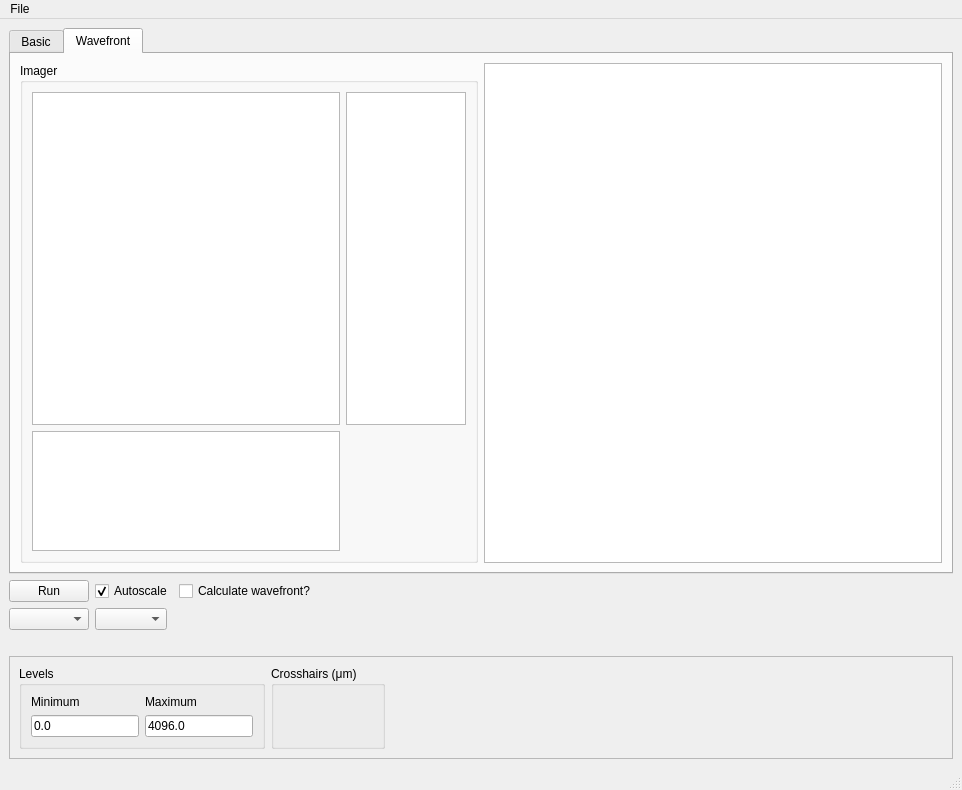
Before: the Qt Designer form PPM_centroid/PPM_screen.ui in mseaberg/slit_alignment, drawn with Qt 5.
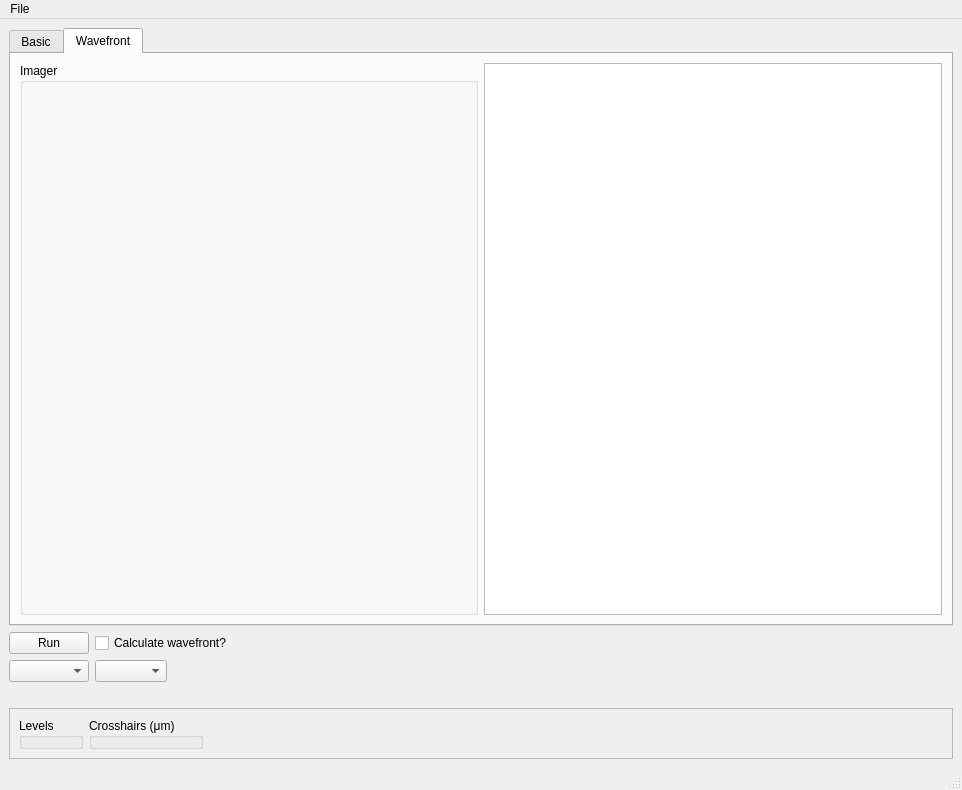
After: the same form once the commit is applied. The open tabs and pages were chosen to show the change. Custom widgets are drawn as their Qt base class.

Commit message: made new levels widget, and finished first version of image plus lineout widget

```diff
--- a/PPM_centroid/PPM_screen.ui
+++ b/PPM_centroid/PPM_screen.ui
@@ -78,68 +78,6 @@
           <property name="title">
            <string>Imager</string>
           </property>
-          <layout class="QGridLayout" name="gridLayout_3">
-           <item row="0" column="0">
-            <widget class="GraphicsLayoutWidget" name="canvas_2">
-             <property name="sizePolicy">
-              <sizepolicy hsizetype="Expanding" vsizetype="Expanding">
-               <horstretch>0</horstretch>
-               <verstretch>0</verstretch>
-              </sizepolicy>
-             </property>
-             <property name="minimumSize">
-              <size>
-               <width>200</width>
-               <height>200</height>
-              </size>
-             </property>
-            </widget>
-           </item>
-           <item row="0" column="1">
-            <widget class="GraphicsLayoutWidget" name="vLineoutCanvas_2">
-             <property name="sizePolicy">
-              <sizepolicy hsizetype="Expanding" vsizetype="Expanding">
-               <horstretch>0</horstretch>
-               <verstretch>0</verstretch>
-              </sizepolicy>
-             </property>
-             <property name="minimumSize">
-              <size>
-               <width>0</width>
-               <height>0</height>
-              </size>
-             </property>
-             <property name="maximumSize">
-              <size>
-               <width>120</width>
-               <height>16777215</height>
-              </size>
-             </property>
-            </widget>
-           </item>
-           <item row="1" column="0">
-            <widget class="GraphicsLayoutWidget" name="hLineoutCanvas_2">
-             <property name="sizePolicy">
-              <sizepolicy hsizetype="Expanding" vsizetype="Expanding">
-               <horstretch>0</horstretch>
-               <verstretch>0</verstretch>
-              </sizepolicy>
-             </property>
-             <property name="minimumSize">
-              <size>
-               <width>0</width>
-               <height>0</height>
-              </size>
-             </property>
-             <property name="maximumSize">
-              <size>
-               <width>16777215</width>
-               <height>120</height>
-              </size>
-             </property>
-            </widget>
-           </item>
-          </layout>
          </widget>
         </item>
         <item>
@@ -167,16 +105,6 @@
       <property name="sizeConstraint">
        <enum>QLayout::SetDefaultConstraint</enum>
       </property>
-      <item row="0" column="1">
-       <widget class="QCheckBox" name="checkBox">
-        <property name="text">
-         <string>Autoscale</string>
-        </property>
-        <property name="checked">
-         <bool>true</bool>
-        </property>
-       </widget>
-      </item>
       <item row="2" column="0">
        <widget class="QLabel" name="label">
         <property name="sizePolicy">
@@ -245,7 +173,7 @@
         </property>
        </widget>
       </item>
-      <item row="0" column="2">
+      <item row="0" column="1">
        <widget class="QCheckBox" name="wavefrontCheckBox">
         <property name="text">
          <string>Calculate wavefront?</string>
@@ -274,48 +202,6 @@
          <property name="title">
           <string>Levels</string>
          </property>
-         <layout class="QGridLayout" name="gridLayout_5">
-          <item row="0" column="0">
-           <widget class="QLabel" name="label_min">
-            <property name="text">
-             <string>Minimum</string>
-            </property>
-           </widget>
-          </item>
-          <item row="0" column="1">
-           <widget class="QLabel" name="label_max">
-            <property name="text">
-             <string>Maximum</string>
-            </property>
-           </widget>
-          </item>
-          <item row="1" column="0">
-           <widget class="QLineEdit" name="minValue">
-            <property name="sizePolicy">
-             <sizepolicy hsizetype="Fixed" vsizetype="Fixed">
-              <horstretch>0</horstretch>
-              <verstretch>0</verstretch>
-             </sizepolicy>
-            </property>
-            <property name="text">
-             <string>0.0</string>
-            </property>
-           </widget>
-          </item>
-          <item row="1" column="1">
-           <widget class="QLineEdit" name="maxValue">
-            <property name="sizePolicy">
-             <sizepolicy hsizetype="Fixed" vsizetype="Fixed">
-              <horstretch>0</horstretch>
-              <verstretch>0</verstretch>
-             </sizepolicy>
-            </property>
-            <property name="text">
-             <string>4096.0</string>
-            </property>
-           </widget>
-          </item>
-         </layout>
         </widget>
        </item>
        <item>
```
Left out of the diff: 11 changed lines with no effect on the pictures. The commit also changes 5 other files.
